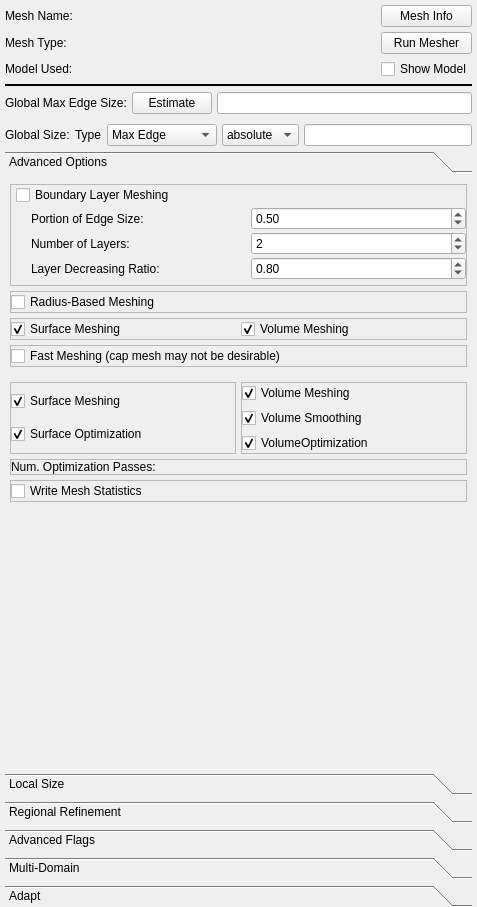
The window that Code/Source/Plugins/org.sv.gui.qt.meshing/src/internal/svMeshEdit.ui (SimVascular/SimVascular) describes before a commit, drawn with Qt 5.
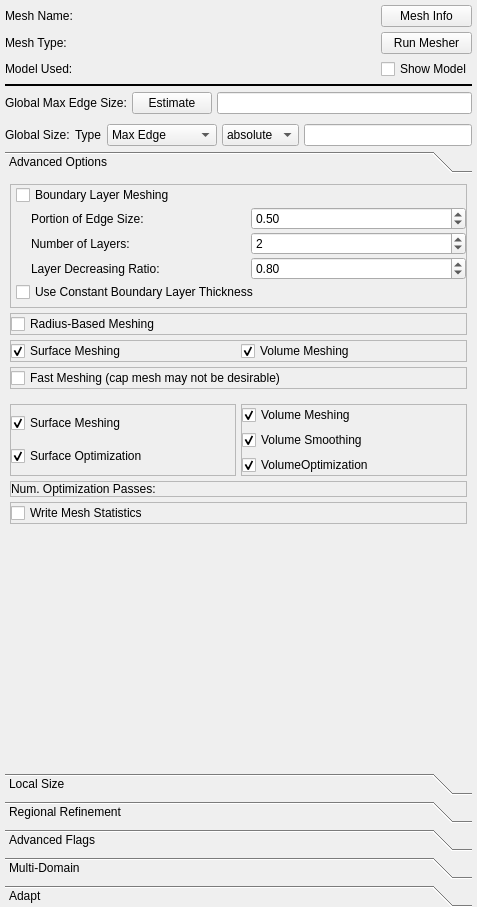
The same window after the commit. Custom widgets are drawn as their Qt base class.

Commit message: DEV: Added the ability to specify whether bl thickness is constant of varies with mesh edge size

The edit to the form file:
```diff
--- a/Code/Source/Plugins/org.sv.gui.qt.meshing/src/internal/svMeshEdit.ui
+++ b/Code/Source/Plugins/org.sv.gui.qt.meshing/src/internal/svMeshEdit.ui
@@ -351,7 +351,7 @@
               <x>0</x>
               <y>0</y>
               <width>467</width>
-              <height>548</height>
+              <height>547</height>
              </rect>
             </property>
             <attribute name="label">
@@ -548,6 +548,16 @@
                      </layout>
                     </widget>
                    </item>
+                   <item>
+                    <widget class="QCheckBox" name="checkBoxConstantThicknessBL">
+                     <property name="toolTip">
+                      <string>&lt;html&gt;&lt;head/&gt;&lt;body&gt;&lt;p&gt;If selected, the same boundary layer thickness will be used throughout the entire model. If left unselected, the boundary layer thickness will scale with the local mesh edge size.&lt;/p&gt;&lt;/body&gt;&lt;/html&gt;</string>
+                     </property>
+                     <property name="text">
+                      <string>Use Constant Boundary Layer Thickness</string>
+                     </property>
+                    </widget>
+                   </item>
                   </layout>
                  </widget>
                 </item>
```
Left out of the diff: 22 changed lines with no effect on the pictures. The commit also changes 6 other files.
